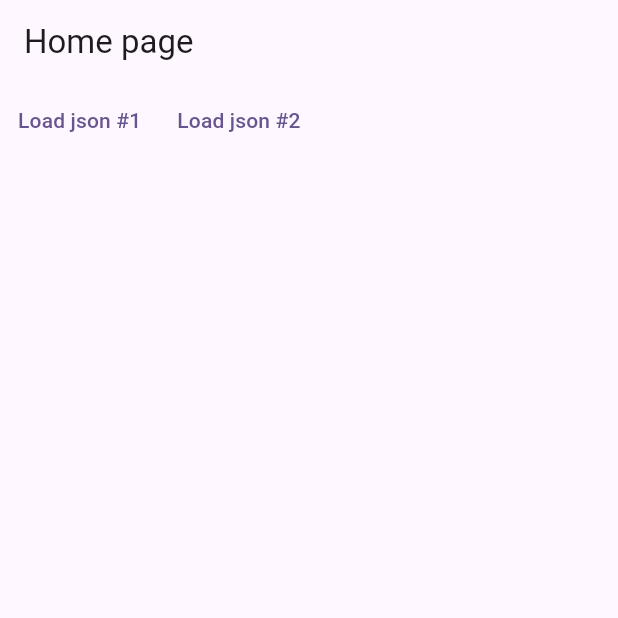
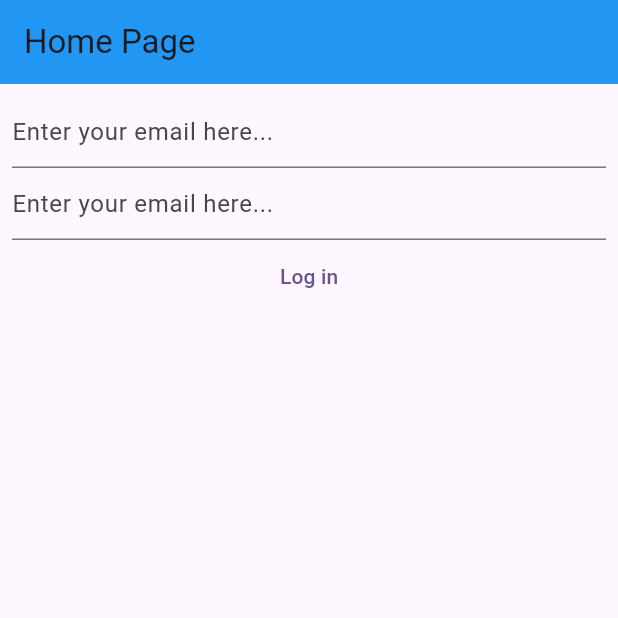
Before and after one commit to NikitaFilippovAleks/flutter_state_management, a Flutter app: the screen it shows after launch, on a phone screen of 412 x 824 dp, the top half of it. Run offline on Flutter 3.47's test engine with Material 3 defaults, Android fonts, the phone set to English and light mode, and no system bars; our stand-ins replace bloc, flutter_bloc, flutter_hooks.

Commit message:
Notes app. Main

```diff
--- a/lib/bloc/notes/apis/login_api.dart
+++ b/lib/bloc/notes/apis/login_api.dart
@@ -7,7 +7,7 @@ abstract class LoginApiProtocol {
   const LoginApiProtocol();
 
   Future<LoginHandle?> login({
-    required String login,
+    required String email,
     required String password,
   });
 }
@@ -15,16 +15,17 @@ abstract class LoginApiProtocol {
 @immutable
 class LoginApi implements LoginApiProtocol {
   // singleton pattern
-  const LoginApi._sharedInstance();
-  static const LoginApi _shared = LoginApi._sharedInstance();
-  factory LoginApi.instance() => _shared;
+  // const LoginApi._sharedInstance();
+  // static const LoginApi _shared = LoginApi._sharedInstance();
+  // factory LoginApi.instance() => _shared;
 
   @override
   Future<LoginHandle?> login({
-    required String login,
+    required String email,
     required String password,
-  }) {
-
-  }
+  }) => Future.delayed(
+    const Duration(seconds: 2),
+    () => email == 'foo@bar.com' && password == 'foobar',
+  ).then((isLoggedIn) => isLoggedIn ? const LoginHandle.fooBar() : null);
 
 }
--- /dev/null
+++ b/lib/bloc/notes/apis/notes_api.dart
@@ -0,0 +1,21 @@
+import 'package:flutter/foundation.dart' show immutable;
+import 'package:vanillacontacts_course/bloc/notes/models.dart';
+
+@immutable
+abstract class NotesApiProtocol {
+  const NotesApiProtocol();
+
+  Future<Iterable<Note>?> getNotes({
+    required LoginHandle loginHandle,
+  });
+}
+
+@immutable
+class NotesApi implements NotesApiProtocol {
+  @override
+  Future<Iterable<Note>?> getNotes({ required LoginHandle loginHandle, }) =>
+    Future.delayed(
+      const Duration(seconds: 2),
+      () => loginHandle == const LoginHandle.fooBar() ? mockNotes : null,
+    );
+}
--- a/lib/bloc/notes/app.dart
+++ b/lib/bloc/notes/app.dart
@@ -1,7 +1,19 @@
 import 'package:flutter/material.dart';
+import 'package:flutter_bloc/flutter_bloc.dart';
+import 'package:vanillacontacts_course/bloc/notes/apis/login_api.dart';
+import 'package:vanillacontacts_course/bloc/notes/apis/notes_api.dart';
+import 'package:vanillacontacts_course/bloc/notes/bloc/actions.dart';
+import 'package:vanillacontacts_course/bloc/notes/bloc/app_bloc.dart';
+import 'package:vanillacontacts_course/bloc/notes/bloc/app_state.dart';
+import 'package:vanillacontacts_course/bloc/notes/dialogs/generic_dialog.dart';
+import 'package:vanillacontacts_course/bloc/notes/dialogs/loading/screen.dart';
+import 'package:vanillacontacts_course/bloc/notes/models.dart';
+import 'package:vanillacontacts_course/bloc/notes/strings.dart';
+import 'package:vanillacontacts_course/bloc/notes/views/iterable_list_view.dart';
+import 'package:vanillacontacts_course/bloc/notes/views/login_view.dart';
 
-class MyApp extends StatelessWidget {
-  const MyApp({super.key});
+class NotesApp extends StatelessWidget {
+  const NotesApp({super.key});
 
   @override
   Widget build(BuildContext context) {
@@ -22,9 +34,63 @@ class HomePage extends StatelessWidget {
 
   @override
   Widget build(BuildContext context) {
-    return Scaffold(
-      appBar: AppBar(title: const Text('Home page'),),
-      body: const Text('ff')
+    return BlocProvider(
+      create: (context) => AppBloc(
+        loginApi: LoginApi(),
+        notesApi: NotesApi(),
+      ),
+      child: Scaffold(
+        appBar: AppBar(
+          title: const Text(homePage),
+        ),
+        body: BlocConsumer<AppBloc, AppState>(
+          listener: (context, state) {
+            // loading screen
+            if (state.isLoading) {
+              LoadingScreen().show(
+                context: context,
+                text: pleaseWait,
+              );
+            } else {
+              LoadingScreen().hide();
+            }
+
+            // display possible errors
+            final loginError = state.loginErrors;
+            if (loginError != null) {
+              showGenericDialog(
+                context: context,
+                title: loginErrorDialogTitle,
+                content: loginErrorDialogContent,
+                optionBuilder: () => {ok: true},
+              );
+            }
+
+            // if we are logged in, but we have no fetched notes, fetch them now
+            if (
+              state.isLoading == false &&
+              state.loginErrors == null &&
+              state.loginHandle == const LoginHandle.fooBar() &&
+              state.fetchedNotes == null
+            ) {
+              context.read<AppBloc>().add(const LoadNotesAction());
+            }
+          },
+          builder: (context, state) {
+            final notes = state.fetchedNotes;
+
+            if (notes == null) {
+              return LoginView((email, password) {
+                context.read<AppBloc>().add(
+                  LoginAction(email: email, password: password),
+                );
+              });
+            } else {
+              return notes.toListView();
+            }
+          },
+        ),
+      ),
     );
   }
 }
--- /dev/null
+++ b/lib/bloc/notes/bloc/actions.dart
@@ -0,0 +1,19 @@
+import 'package:flutter/foundation.dart' show immutable;
+
+@immutable
+abstract class AppAction {
+  const AppAction();
+}
+
+@immutable
+class LoginAction implements AppAction {
+  final String email;
+  final String password;
+
+  const LoginAction({required this.email, required this.password});
+}
+
+@immutable
+class LoadNotesAction implements AppAction {
+  const LoadNotesAction();
+}
--- /dev/null
+++ b/lib/bloc/notes/bloc/app_state.dart
@@ -0,0 +1,31 @@
+import 'package:flutter/foundation.dart' show immutable;
+import 'package:vanillacontacts_course/bloc/notes/models.dart';
+
+@immutable
+class AppState {
+  final bool isLoading;
+  final LoginErrors? loginErrors;
+  final LoginHandle? loginHandle;
+  final Iterable<Note>? fetchedNotes;
+
+  const AppState({
+    required this.isLoading,
+    required this.loginErrors,
+    required this.loginHandle,
+    required this.fetchedNotes,
+  });
+
+  const AppState.empty() :
+    isLoading = false,
+    loginErrors = null,
+    loginHandle = null,
+    fetchedNotes = null;
+
+  @override
+  String toString() => {
+    'isLoading': isLoading,
+    'loginErrors': loginErrors,
+    'loginHandle': loginHandle,
+    'fetchedNotes': fetchedNotes,
+  }.toString();
+}
--- /dev/null
+++ b/lib/bloc/notes/dialogs/loading/controller.dart
@@ -0,0 +1,12 @@
+import 'package:flutter/foundation.dart' show immutable;
+
+typedef CloseLoadingScreen = bool Function();
+typedef UpdateLoadingScreen = bool Function(String text);
+
+@immutable
+class LoadingScreenController {
+  final CloseLoadingScreen close;
+  final UpdateLoadingScreen update;
+
+  const LoadingScreenController({required this.close, required this.update});
+}
--- a/lib/bloc/notes/strings.dart
+++ b/lib/bloc/notes/strings.dart
@@ -10,6 +10,7 @@ const loginErrorDialogContent =
 
 const pleaseWait = 'Please wait...';
 const enterYourPasswordHere = 'Enter your password here...';
+const enterYourEmailHere = 'Enter your email here...';
 const ok = 'OK';
 const login = 'Log in';
 const homePage = 'Home Page';
--- /dev/null
+++ b/lib/bloc/notes/views/email_text_field.dart
@@ -0,0 +1,20 @@
+import 'package:flutter/material.dart';
+import 'package:vanillacontacts_course/bloc/notes/strings.dart';
+
+class EmailTextField extends StatelessWidget {
+  final TextEditingController emailController;
+
+  const EmailTextField({super.key, required this.emailController});
+
+  @override
+  Widget build(BuildContext context) {
+    return TextField(
+      controller: emailController,
+      keyboardType: TextInputType.emailAddress,
+      autocorrect: false,
+      decoration: const InputDecoration(
+        hintText: enterYourEmailHere
+      ),
+    );
+  }
+}
--- /dev/null
+++ b/lib/bloc/notes/views/login_button.dart
@@ -0,0 +1,42 @@
+import 'package:flutter/material.dart';
+import 'package:vanillacontacts_course/bloc/notes/dialogs/generic_dialog.dart';
+import 'package:vanillacontacts_course/bloc/notes/strings.dart';
+
+typedef OnLoginTapped = void Function(
+  String email,
+  String password,
+);
+
+class LoginButton extends StatelessWidget {
+  final TextEditingController emailController;
+  final TextEditingController passwordController;
+  final OnLoginTapped onLoginTapped;
+
+  const LoginButton({
+    super.key,
+    required this.emailController,
+    required this.passwordController,
+    required this.onLoginTapped,
+  });
+
+  @override
+  Widget build(BuildContext context) {
+    return TextButton(
+      onPressed: () {
+        final email = emailController.text;
+        final password = passwordController.text;
+        if (email.isEmpty || password.isEmpty) {
+          showGenericDialog(
+            context: context,
+            title: emailOrPasswordEmptyDialogTitle,
+            content: emailOrPasswordEmptyDescription,
+            optionBuilder: () => { 'OK': true },
+          );
+        } else {
+          onLoginTapped(email, password);
+        }
+      },
+      child: const Text(login),
+    );
+  }
+}
--- /dev/null
+++ b/lib/bloc/notes/views/login_view.dart
@@ -0,0 +1,32 @@
+import 'package:flutter/material.dart';
+import 'package:flutter_hooks/flutter_hooks.dart';
+import 'package:vanillacontacts_course/bloc/notes/views/email_text_field.dart';
+import 'package:vanillacontacts_course/bloc/notes/views/login_button.dart';
+import 'package:vanillacontacts_course/bloc/notes/views/password_text_field.dart';
+
+class LoginView extends HookWidget {
+  final OnLoginTapped onLoginTapped;
+
+  const LoginView(this.onLoginTapped, {super.key});
+
+  @override
+  Widget build(BuildContext context) {
+    final emailController = useTextEditingController();
+    final passwordController = useTextEditingController();
+
+    return Padding(
+      padding: EdgeInsets.all(8),
+      child: Column(
+        children: [
+          EmailTextField(emailController: emailController),
+          PasswordTextField(passwordController: passwordController),
+          LoginButton(
+            emailController: emailController,
+            passwordController: passwordController,
+            onLoginTapped: onLoginTapped,
+          )
+        ],
+      ),
+    );
+  }
+}
--- /dev/null
+++ b/lib/bloc/notes/views/password_text_field.dart
@@ -0,0 +1,19 @@
+import 'package:flutter/material.dart';
+import 'package:vanillacontacts_course/bloc/notes/strings.dart';
+
+class PasswordTextField extends StatelessWidget {
+  final TextEditingController passwordController;
+
+  const PasswordTextField({super.key, required this.passwordController});
+
+  @override
+  Widget build(BuildContext context) {
+    return TextField(
+      controller: passwordController,
+      obscureText: true,
+      decoration: const InputDecoration(
+        hintText: enterYourEmailHere,
+      ),
+    );
+  }
+}
--- a/lib/main.dart
+++ b/lib/main.dart
@@ -1,6 +1,7 @@
 import 'package:flutter/material.dart';
 import 'package:vanillacontacts_course/bloc/first_bloc/app.dart';
+import 'package:vanillacontacts_course/bloc/notes/app.dart';
 
 void main() {
-  runApp(const MyApp());
+  runApp(const NotesApp());
 }
```
Also changed, not shown: lib/bloc/notes/bloc/app_bloc.dart (added, +77 -0 lines), lib/bloc/notes/dialogs/generic_dialog.dart (added, +36 -0 lines), lib/bloc/notes/dialogs/loading/screen.dart (added, +106 -0 lines), lib/bloc/notes/views/iterable_list_view.dart (added, +23 -0 lines), 1 other file.
